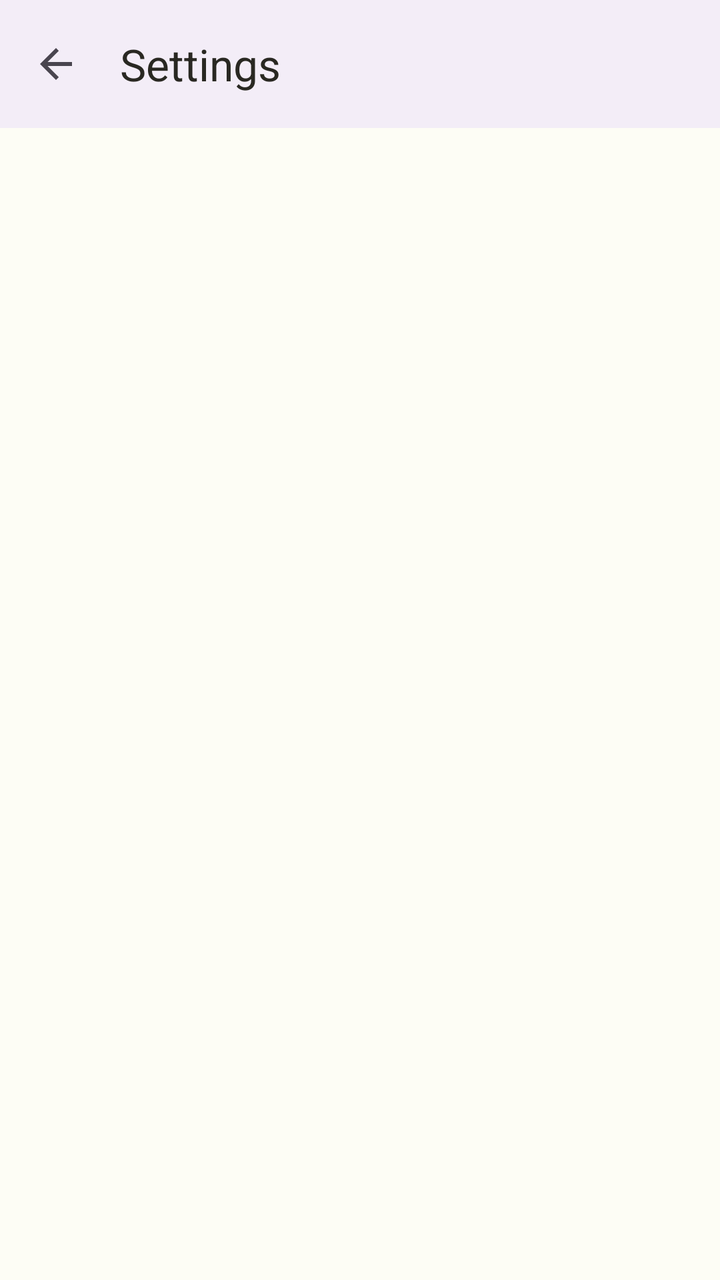
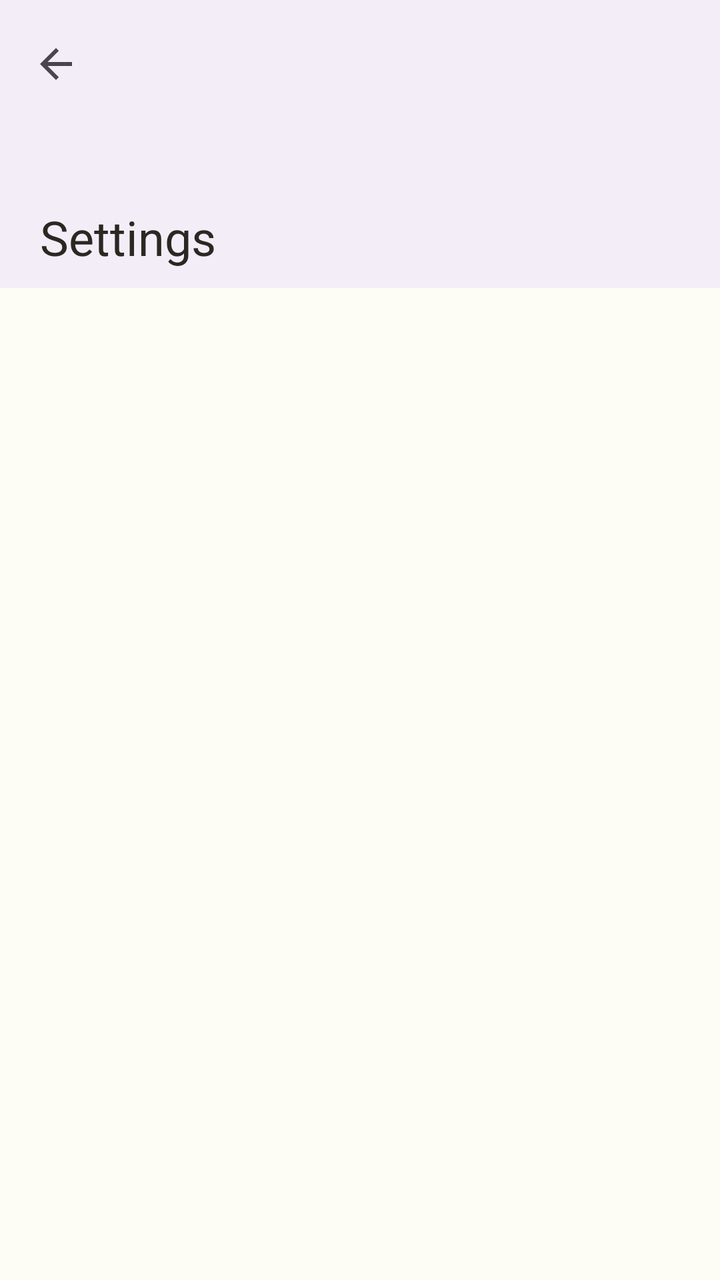

The first picture is an Android layout as it rendered before a commit; the second is the same layout after the commit. The layout source and the unified diff follow.
<!-- AndroidManifest.xml: application theme Theme.Benzo -->
<!-- res/layout/activity_settings_hub.xml -->
<?xml version="1.0" encoding="utf-8"?>
<LinearLayout xmlns:android="http://schemas.android.com/apk/res/android"
    xmlns:app="http://schemas.android.com/apk/res-auto"
    android:layout_width="match_parent"
    android:layout_height="match_parent"
    android:orientation="vertical">

    <com.google.android.material.appbar.MaterialToolbar
        android:id="@+id/toolbarHub"
        android:layout_width="match_parent"
        android:layout_height="?attr/actionBarSize"
        android:background="?attr/barBackground"
        app:navigationIcon="@drawable/abc_ic_ab_back_material"
        app:title="@string/action_settings"
        app:titleTextColor="?attr/onBar" />

    <ScrollView
        android:layout_width="match_parent"
        android:layout_height="0dp"
        android:layout_weight="1">

        <LinearLayout
            android:id="@+id/hubList"
            android:layout_width="match_parent"
            android:layout_height="wrap_content"
            android:orientation="vertical" />
    </ScrollView>
</LinearLayout>
<!-- resources referenced by this layout -->
<resources>
  <string name="action_settings">Settings</string>
  <style name="Theme.Benzo" parent="Theme.Material3.DayNight.NoActionBar">
          <item name="colorPrimary">@color/primary</item>
          <item name="colorOnPrimary">#FFFFFF</item>
          <item name="colorSurface">@color/surface_light</item>
          <item name="colorOnSurface">@color/on_surface_light</item>
          <item name="colorOnSurfaceVariant">@color/on_surface_variant_light</item>
          <item name="barBackground">?attr/colorSurfaceContainer</item>
          <item name="onBar">?attr/colorOnSurface</item>
          <item name="hintGreen">?attr/colorPrimary</item>
          <item name="colorPrimaryContainer">@color/primary_container</item>
          <item name="colorOnPrimaryContainer">@color/on_primary_container</item>
          <item name="android:statusBarColor">?attr/colorSurfaceContainer</item>
          <item name="android:windowLightStatusBar">true</item>
          <item name="android:colorBackground">@color/background_light</item>
      </style>
  <color name="primary">#659B37</color>
  <color name="surface_light">#FDFDF5</color>
  <color name="on_surface_light">#292822</color>
  <color name="on_surface_variant_light">#7D7C77</color>
  <color name="primary_container">#C1D6AB</color>
  <color name="on_primary_container">#1C3A06</color>
  <color name="background_light">#FDFDF5</color>
</resources>

<!-- the commit's change to res/layout/activity_settings_hub.xml (unified diff, before → after) -->
@@ -1,23 +1,42 @@
 <?xml version="1.0" encoding="utf-8"?>
-<LinearLayout xmlns:android="http://schemas.android.com/apk/res/android"
+<androidx.coordinatorlayout.widget.CoordinatorLayout xmlns:android="http://schemas.android.com/apk/res/android"
     xmlns:app="http://schemas.android.com/apk/res-auto"
     android:layout_width="match_parent"
-    android:layout_height="match_parent"
-    android:orientation="vertical">
+    android:layout_height="match_parent">
 
-    <com.google.android.material.appbar.MaterialToolbar
-        android:id="@+id/toolbarHub"
+    <com.google.android.material.appbar.AppBarLayout
         android:layout_width="match_parent"
-        android:layout_height="?attr/actionBarSize"
+        android:layout_height="wrap_content"
         android:background="?attr/barBackground"
-        app:navigationIcon="@drawable/abc_ic_ab_back_material"
-        app:title="@string/action_settings"
-        app:titleTextColor="?attr/onBar" />
+        app:liftOnScroll="false">
+
+        <com.google.android.material.appbar.CollapsingToolbarLayout
+            android:id="@+id/collapsingBar"
+            android:layout_width="match_parent"
+            android:layout_height="144dp"
+            app:contentScrim="?attr/barBackground"
+            app:collapsedTitleTextColor="?attr/onBar"
+            app:expandedTitleTextColor="?attr/onBar"
+            app:expandedTitleMarginStart="20dp"
+            app:expandedTitleMarginBottom="16dp"
+            app:layout_scrollFlags="scroll|exitUntilCollapsed|snap"
+            app:title="@string/action_settings"
+            app:titleCollapseMode="scale"
+            app:toolbarId="@+id/toolbarHub">
+
+            <com.google.android.material.appbar.MaterialToolbar
+                android:id="@+id/toolbarHub"
+                android:layout_width="match_parent"
+                android:layout_height="?attr/actionBarSize"
+                app:layout_collapseMode="pin"
+                app:navigationIcon="@drawable/abc_ic_ab_back_material" />
+        </com.google.android.material.appbar.CollapsingToolbarLayout>
+    </com.google.android.material.appbar.AppBarLayout>
 
     <ScrollView
         android:layout_width="match_parent"
-        android:layout_height="0dp"
-        android:layout_weight="1">
+        android:layout_height="match_parent"
+        app:layout_behavior="@string/appbar_scrolling_view_behavior">
 
         <LinearLayout
             android:id="@+id/hubList"
@@ -25,4 +44,4 @@
             android:layout_height="wrap_content"
             android:orientation="vertical" />
     </ScrollView>
-</LinearLayout>
+</androidx.coordinatorlayout.widget.CoordinatorLayout>
